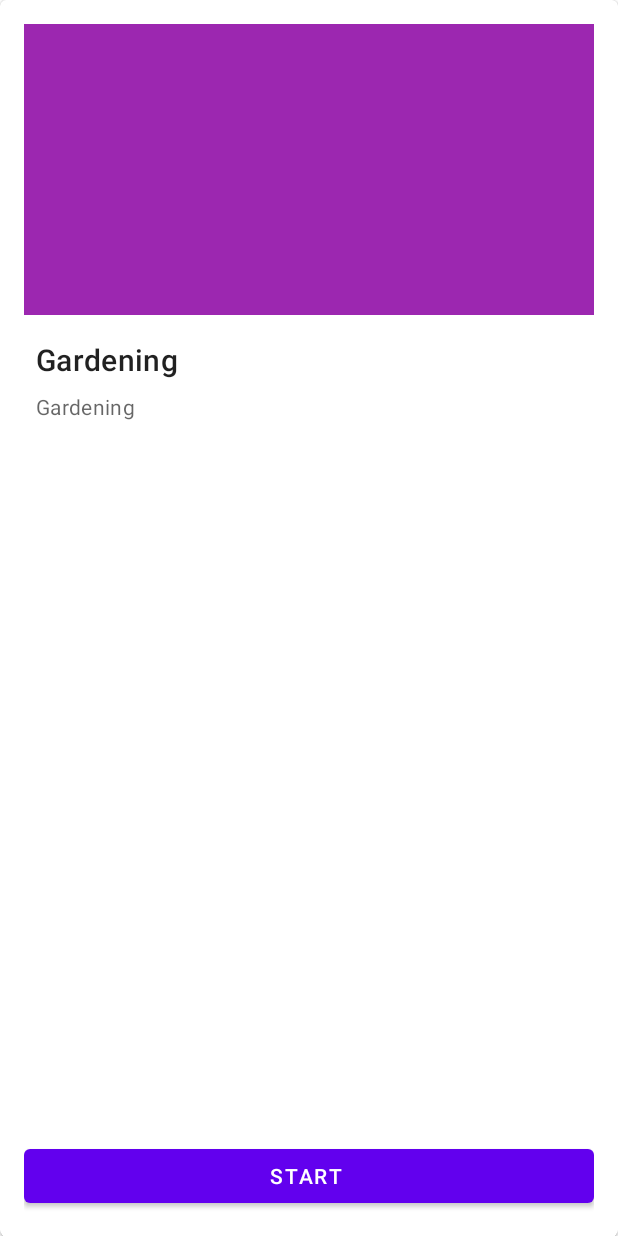
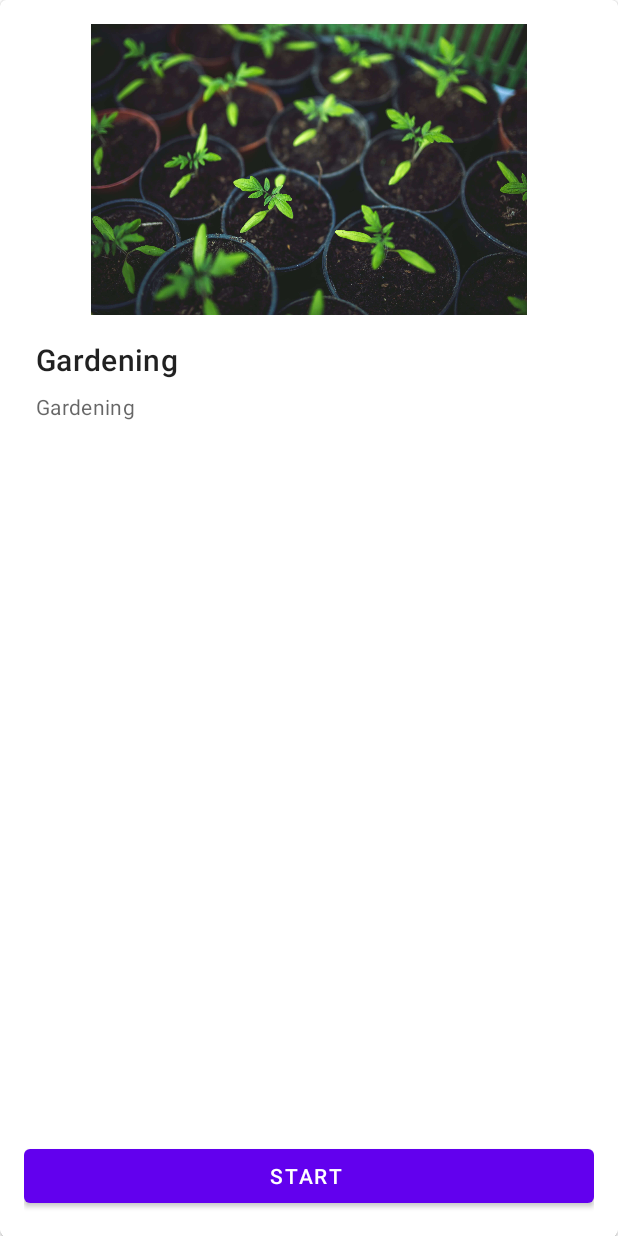
Before and after one commit to ZakharA/HappyActive, an Android app: the screen it shows after launch (PackageDetails), after a tap on "Gardening", on a phone screen of 412 x 824 dp. Run offline under Robolectric (Android 15) with nearby library versions, the phone set to English and light mode, and no system bars; our stand-ins replace Room's generated code.

Commit message:
impl: display  activity image on detail screen

```diff
--- a/app/src/main/java/edu/monash/student/happyactive/ActivityPackageListActivity.java
+++ b/app/src/main/java/edu/monash/student/happyactive/ActivityPackageListActivity.java
@@ -2,6 +2,7 @@ package edu.monash.student.happyactive;
 
 import android.content.Context;
 import android.content.Intent;
+import android.content.res.Resources;
 import android.os.Bundle;
 
 import androidx.annotation.NonNull;
@@ -10,9 +11,11 @@ import androidx.lifecycle.Observer;
 import androidx.lifecycle.ViewModelProvider;
 import androidx.recyclerview.widget.RecyclerView;
 
+import android.util.Log;
 import android.view.LayoutInflater;
 import android.view.View;
 import android.view.ViewGroup;
+import android.widget.ImageView;
 import android.widget.TextView;
 
 import edu.monash.student.happyactive.ActivityPackages.viewModels.ActivityPackageViewModel;
@@ -39,7 +42,8 @@ public class ActivityPackageListActivity extends AppCompatActivity {
     private boolean mTwoPane;
     protected ActivityPackageViewModel mActivityPackageViewModel;
     private SimpleItemRecyclerViewAdapter adapter;
-
+    public static Resources mResources;
+    public static String mPackageName;
     @Override
     protected void onCreate(Bundle savedInstanceState) {
         super.onCreate(savedInstanceState);
@@ -48,6 +52,8 @@ public class ActivityPackageListActivity extends AppCompatActivity {
         View recyclerView = findViewById(R.id.activitypackage_list);
         assert recyclerView != null;
         setupRecyclerView((RecyclerView) recyclerView);
+
+        mPackageName = getPackageName();
 
         mActivityPackageViewModel = new ViewModelProvider(this,
                 new ActivityPackageViewModel.Factory(this.getApplication())).get(ActivityPackageViewModel.class);
@@ -61,6 +67,7 @@ public class ActivityPackageListActivity extends AppCompatActivity {
 
     private void setupRecyclerView(@NonNull RecyclerView recyclerView) {
         adapter = new SimpleItemRecyclerViewAdapter(this, new ArrayList<ActivityPackage>(), mTwoPane);
+        mResources = getResources();
         recyclerView.setAdapter(adapter);
     }
 
@@ -111,8 +118,8 @@ public class ActivityPackageListActivity extends AppCompatActivity {
         public void onBindViewHolder(final ViewHolder holder, int position) {
             holder.mIdView.setText(String.valueOf( mValues.get(position).title));
             holder.mContentView.setText(mValues.get(position).description);
-
             holder.itemView.setTag(mValues.get(position));
+            holder.mImageView.setImageResource(mResources.getIdentifier(mValues.get(position).imagePath.split("[.]")[0],  "drawable", mPackageName));
             holder.itemView.setOnClickListener(mOnClickListener);
         }
 
@@ -124,11 +131,13 @@ public class ActivityPackageListActivity extends AppCompatActivity {
         class ViewHolder extends RecyclerView.ViewHolder {
             final TextView mIdView;
             final TextView mContentView;
+            final ImageView mImageView;
 
             ViewHolder(View view) {
                 super(view);
                 mIdView = (TextView) view.findViewById(R.id.id_text);
                 mContentView = (TextView) view.findViewById(R.id.content);
+                mImageView = (ImageView) view.findViewById(R.id.package_image);
             }
         }
     }
--- a/app/src/main/java/edu/monash/student/happyactive/fragments/PackageDetailsFragment.java
+++ b/app/src/main/java/edu/monash/student/happyactive/fragments/PackageDetailsFragment.java
@@ -17,6 +17,7 @@ import android.view.LayoutInflater;
 import android.view.View;
 import android.view.ViewGroup;
 import android.widget.Button;
+import android.widget.ImageView;
 import android.widget.TextView;
 
 import edu.monash.student.happyactive.ActivityPackages.viewModels.ActivityPackageViewModel;
@@ -69,6 +70,8 @@ public class PackageDetailsFragment extends Fragment {
                 new ActivityPackageViewModel.Factory(getActivity().getApplication())).get(ActivityPackageViewModel.class);
 
         mPackageViewModel.getActivityPackageById(selectedActivityId).observe(getViewLifecycleOwner(), activity -> {
+            ((ImageView) view.findViewById(R.id.detail_image)).setImageResource(getResources()
+                            .getIdentifier(activity.imagePath.split("[.]")[0], "drawable", "edu.monash.student.happyactive"));
             ((TextView) view.findViewById(R.id.activity_title)).setText(activity.title);
             ((TextView) view.findViewById(R.id.activity_description)).setText(activity.description);
         });
--- a/app/src/main/res/layout/package_details_fragment.xml
+++ b/app/src/main/res/layout/package_details_fragment.xml
@@ -21,10 +21,9 @@
 
         <!-- Title, secondary and supporting text -->
         <ImageView
-            android:id="@+id/imageView"
+            android:id="@+id/detail_image"
             android:layout_width="0dp"
             android:layout_height="194dp"
-            android:background="#9C27B0"
             app:layout_constraintEnd_toEndOf="parent"
             app:layout_constraintStart_toStartOf="parent"
             app:layout_constraintTop_toTopOf="parent" />
@@ -39,7 +38,7 @@
             android:text="activity_title"
             android:textAppearance="?attr/textAppearanceHeadline6"
             app:layout_constraintStart_toStartOf="parent"
-            app:layout_constraintTop_toBottomOf="@+id/imageView" />
+            app:layout_constraintTop_toBottomOf="@+id/detail_image" />
 
         <TextView
             android:id="@+id/activity_description"
```
